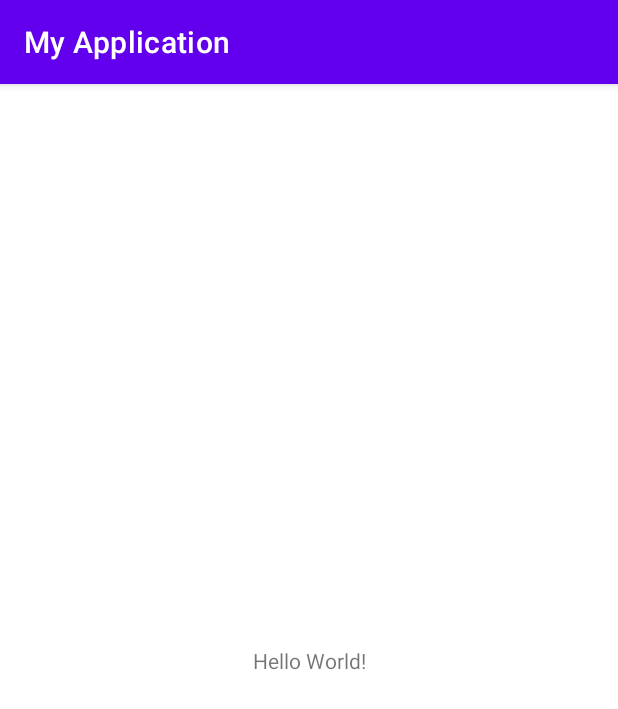
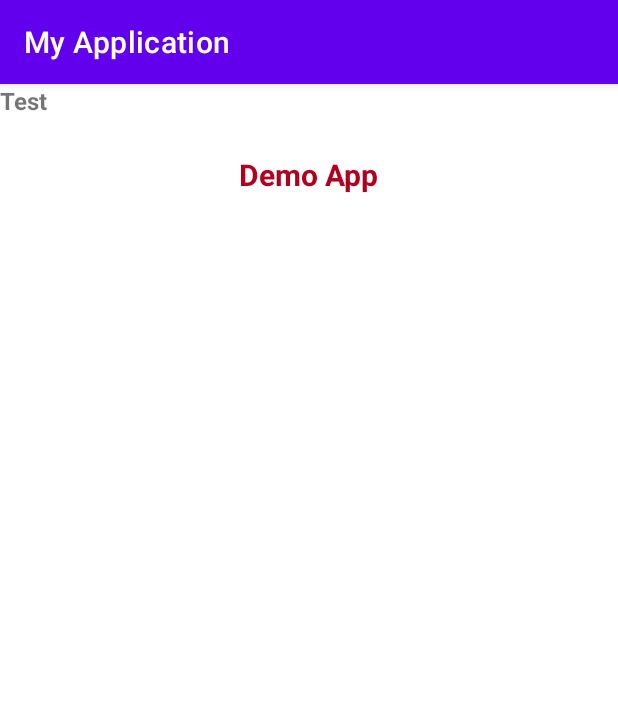
Before and after one commit to Renu11111/Capstoneproject, an Android app: the screen it shows after launch (MainActivity), on a phone screen of 412 x 824 dp. Shown: the top 709 px of the screen. Run offline under Robolectric (Android 15) with nearby library versions, the phone set to English and light mode, and no system bars.

Commit message:
added TextView

```diff
--- a/app/build.gradle
+++ b/app/build.gradle
@@ -4,7 +4,7 @@ plugins {
 
 android {
     compileSdkVersion 31
-    buildToolsVersion "31.0.0"
+    buildToolsVersion '31.0.0'
 
     defaultConfig {
         applicationId "com.example.myapplication"
--- a/app/src/main/res/layout/activity_main.xml
+++ b/app/src/main/res/layout/activity_main.xml
@@ -9,10 +9,24 @@
     <TextView
         android:layout_width="wrap_content"
         android:layout_height="wrap_content"
-        android:text="Hello World!"
+        android:text="Demo App"
+        android:textColor="@color/design_default_color_error"
+        android:textSize="20sp"
+        android:textStyle="bold"
         app:layout_constraintBottom_toBottomOf="parent"
         app:layout_constraintLeft_toLeftOf="parent"
         app:layout_constraintRight_toRightOf="parent"
-        app:layout_constraintTop_toTopOf="parent" />
+        app:layout_constraintTop_toTopOf="parent"
+        app:layout_constraintVertical_bias="0.063" />
+
+    <TextView
+        android:id="@+id/textView"
+        android:layout_width="wrap_content"
+        android:layout_height="wrap_content"
+        android:text="Test"
+        android:textSize="16sp"
+        android:textStyle="bold"
+        tools:layout_editor_absoluteX="63dp"
+        tools:layout_editor_absoluteY="108dp" />
 
 </androidx.constraintlayout.widget.ConstraintLayout>
--- a/build.gradle
+++ b/build.gradle
@@ -1,4 +1,6 @@
-// Top-level build file where you can add configuration options common to all sub-projects/modules.
+ext {
+    compileSdkVersion = 31
+}// Top-level build file where you can add configuration options common to all sub-projects/modules.
 buildscript {
     repositories {
         google()
```
